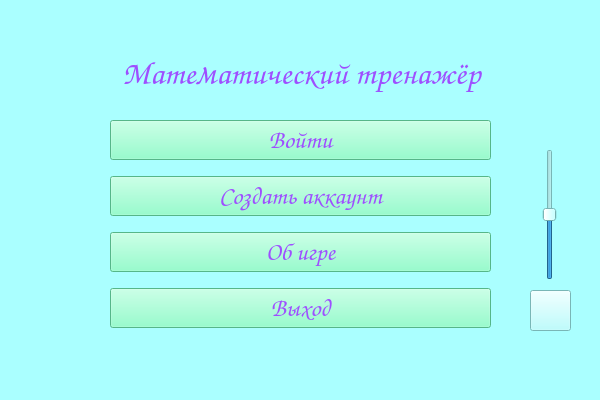
This is mainwindow.ui in Vladusecho/MathTrainer as Qt 5 draws it before an edit. The edited form follows.
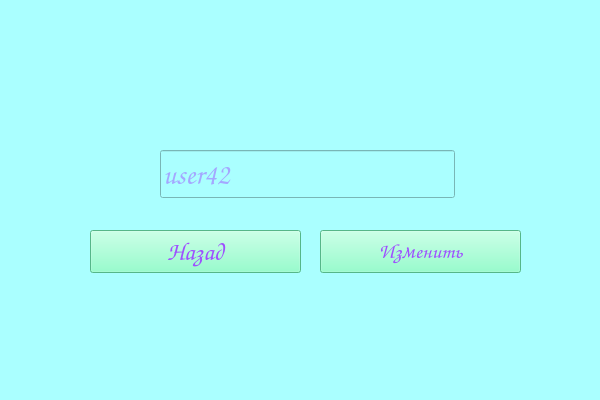
This is the edited form. The open tabs and pages were chosen to show the change.

Commit message: Finished adding new page. Finished working with project. Thanks

Patch:
```diff
--- a/mainwindow.ui
+++ b/mainwindow.ui
@@ -2006,6 +2006,115 @@
       </layout>
      </widget>
     </widget>
+    <widget class="QWidget" name="new_nick_page">
+     <widget class="QLineEdit" name="le_new_nick">
+      <property name="geometry">
+       <rect>
+        <x>150</x>
+        <y>150</y>
+        <width>295</width>
+        <height>48</height>
+       </rect>
+      </property>
+      <property name="font">
+       <font>
+        <family>Comic Sans MS</family>
+        <pointsize>22</pointsize>
+        <italic>true</italic>
+        <bold>true</bold>
+       </font>
+      </property>
+      <property name="styleSheet">
+       <string notr="true">color:rgb(158, 79, 255)</string>
+      </property>
+      <property name="placeholderText">
+       <string>user42</string>
+      </property>
+     </widget>
+     <widget class="QPushButton" name="btn_change_nickname_commit">
+      <property name="geometry">
+       <rect>
+        <x>310</x>
+        <y>230</y>
+        <width>201</width>
+        <height>43</height>
+       </rect>
+      </property>
+      <property name="sizePolicy">
+       <sizepolicy hsizetype="Minimum" vsizetype="Maximum">
+        <horstretch>0</horstretch>
+        <verstretch>0</verstretch>
+       </sizepolicy>
+      </property>
+      <property name="font">
+       <font>
+        <family>Comic Sans MS</family>
+        <pointsize>16</pointsize>
+        <bold>true</bold>
+        <stylestrategy>PreferDefault</stylestrategy>
+       </font>
+      </property>
+      <property name="cursor">
+       <cursorShape>PointingHandCursor</cursorShape>
+      </property>
+      <property name="layoutDirection">
+       <enum>Qt::LayoutDirection::LeftToRight</enum>
+      </property>
+      <property name="styleSheet">
+       <string notr="true">color:rgb(158, 79, 255);
+background:rgb(120, 255, 192)</string>
+      </property>
+      <property name="text">
+       <string>Изменить</string>
+      </property>
+      <property name="autoDefault">
+       <bool>false</bool>
+      </property>
+      <property name="default">
+       <bool>false</bool>
+      </property>
+     </widget>
+     <widget class="QPushButton" name="btn_new_nick_back">
+      <property name="geometry">
+       <rect>
+        <x>80</x>
+        <y>230</y>
+        <width>211</width>
+        <height>43</height>
+       </rect>
+      </property>
+      <property name="sizePolicy">
+       <sizepolicy hsizetype="Minimum" vsizetype="Maximum">
+        <horstretch>0</horstretch>
+        <verstretch>0</verstretch>
+       </sizepolicy>
+      </property>
+      <property name="font">
+       <font>
+        <family>Comic Sans MS</family>
+        <pointsize>19</pointsize>
+        <bold>true</bold>
+        <stylestrategy>PreferDefault</stylestrategy>
+       </font>
+      </property>
+      <property name="cursor">
+       <cursorShape>PointingHandCursor</cursorShape>
+      </property>
+      <property name="layoutDirection">
+       <enum>Qt::LayoutDirection::LeftToRight</enum>
+      </property>
+      <property name="styleSheet">
+       <string notr="true">color:rgb(158, 79, 255);
+background:rgb(120, 255, 192)</string>
+      </property>
+      <property name="text">
+       <string>Назад</string>
+      </property>
+      <property name="autoDefault">
+       <bool>false</bool>
+      </property>
+     </widget>
+    </widget>
    </widget>
   </widget>
   <widget class="QMenuBar" name="menubar">
```
Left out of the diff: 6 changed lines with no effect on the pictures. The commit also changes 4 other files.
